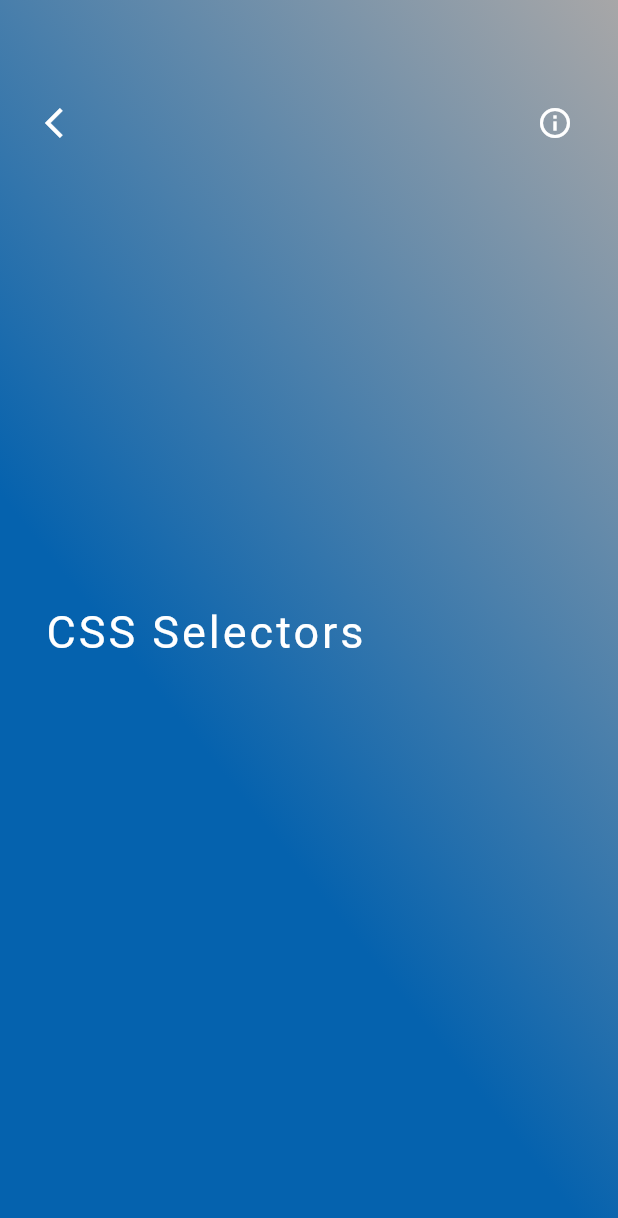
After one commit to Yihun-Alemayehu/Nedemy, a Flutter app: the screen it shows after launch, on a phone screen of 412 x 824 dp. The commit adds this screen. Shown: the top 1218 px of the screen. Run offline on Flutter 3.47's test engine with Material 2 defaults, Android fonts, the light colour scheme and no system bars.

Commit message:
Third commit

```diff
--- a/lib/main.dart
+++ b/lib/main.dart
@@ -1,5 +1,6 @@
 import 'package:flutter/material.dart';
 import 'package:nedemy/pages/home_page.dart';
+import 'package:nedemy/pages/video_info.dart';
 
 void main() {
   runApp(const MyApp());
@@ -17,7 +18,7 @@ class MyApp extends StatelessWidget {
         colorScheme: ColorScheme.fromSeed(seedColor: Colors.deepPurple),
         useMaterial3: true,
       ),
-      home: const HomePage(),
+      home: const VideoInfoPage(),
     );
   }
 }
--- /dev/null
+++ b/lib/pages/video_info.dart
@@ -0,0 +1,61 @@
+import 'package:flutter/material.dart';
+
+class VideoInfoPage extends StatefulWidget {
+  const VideoInfoPage({super.key});
+
+  @override
+  State<VideoInfoPage> createState() => _VideoInfoPageState();
+}
+
+class _VideoInfoPageState extends State<VideoInfoPage> {
+  @override
+  Widget build(BuildContext context) {
+    return Scaffold(
+      body: Container(
+        padding: const EdgeInsets.only(top: 70,left: 30, right: 30),
+        decoration:  BoxDecoration(
+          gradient: LinearGradient(
+            colors: [
+              const Color.fromARGB(255, 5, 98, 174),
+              Colors.grey.withOpacity(0.9)
+            ],
+            begin: const FractionalOffset(0, 0.4),
+            end: Alignment.topRight)
+        ),
+        child:  Column(
+          children: [
+            Container(
+              width: MediaQuery.of(context).size.width,
+              height: 300,
+              child: Column(
+                children: [
+                  Row(
+                    children: [
+                      const Icon(Icons.arrow_back_ios,
+                      color: Colors.white),
+                      Expanded(child: Container()),
+                      const Icon(Icons.info_outline,
+                      color: Colors.white
+                      ),
+                    ],
+                  ),
+                ],
+              ),
+            ),
+            const SizedBox(height: 30,),
+            const Row(
+              children: [
+                Text('CSS Selectors',
+                style: TextStyle(
+                  fontSize: 30,
+                  color: Colors.white,
+                  letterSpacing: 2
+                ),)
+              ],
+            )
+          ],
+        ),
+      ),
+    );
+  }
+}
--- a/pubspec.yaml
+++ b/pubspec.yaml
@@ -61,6 +61,7 @@ flutter:
   # To add assets to your application, add an assets section, like this:
   assets:
    - assets/
+   - json/
 
 
   # An image asset can refer to one or more resolution-specific "variants", see
```
Also changed, not shown: lib/pages/home_page.dart (+77 -14 lines).
